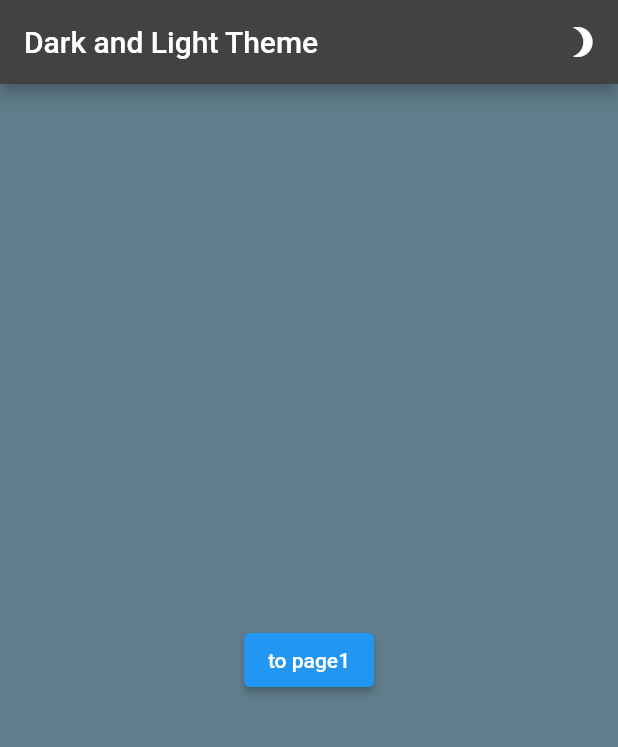
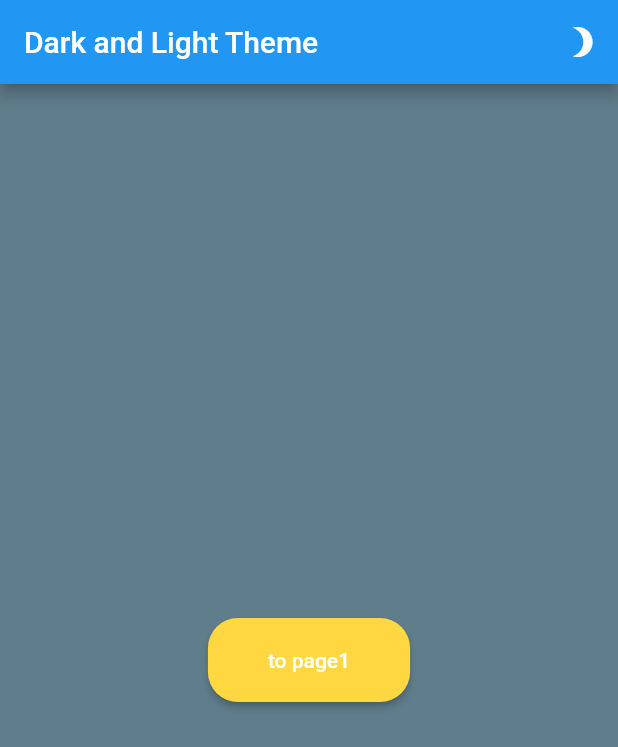
Before and after one commit to aruncr75/flutter_data, a Flutter app: the screen it shows after launch, on a phone screen of 412 x 824 dp. Shown: the top 747 px of the screen. Run offline on Flutter 3.47's test engine with Material 2 defaults, Android fonts, the phone set to English and light mode, and no system bars.

Commit message:
theme- working fine bug fixed

```diff
--- a/lib/main.dart
+++ b/lib/main.dart
@@ -34,7 +34,7 @@ class MaterialAppWithTheme extends StatelessWidget {
     return Consumer<ThemeNotifier>(
       builder: (context, themeNotifier, child) {
         return MaterialApp(
-          theme: themeNotifier.isDark ? lightTheme:darkTheme,
+          theme: themeNotifier.isDark ? darkTheme : lightTheme,
           themeMode: themeNotifier.isDark ? ThemeMode.dark : ThemeMode.light,
           darkTheme: darkTheme,
           home: const HomePage(),
```
